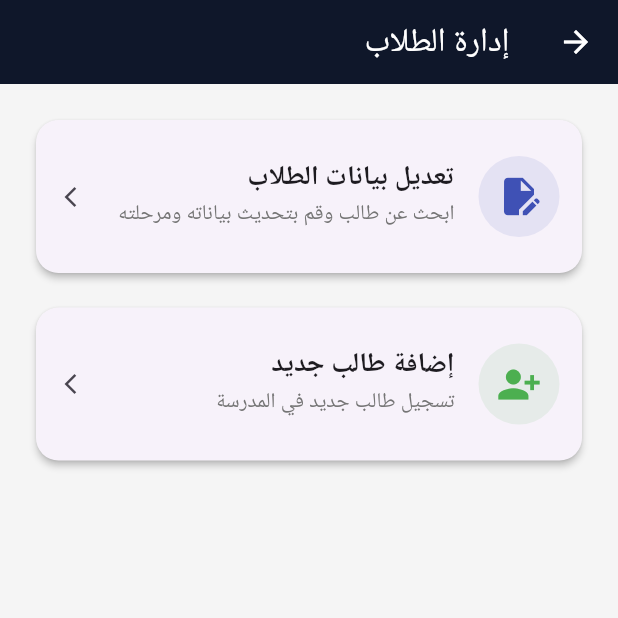
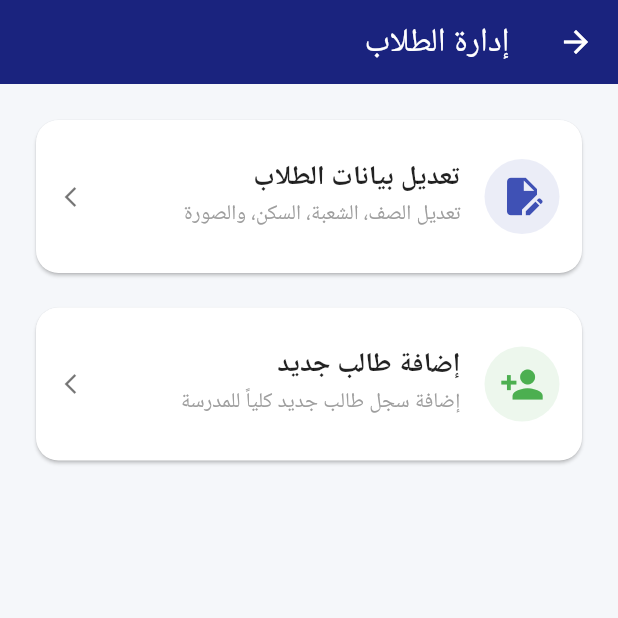
Before and after one commit to salimalwan78-debug/iraq-emis-app, a Flutter app: the StudentManagementScreen screen opened directly with empty values, on a phone screen of 412 x 824 dp, the top half of it. Run offline on Flutter 3.47's test engine with Material 3 defaults, Android fonts, the phone set to English and light mode, and no system bars; our stand-ins replace audioplayers, video_player, webview_flutter; Roboto replaces fonts that are missing (Cairo).

Commit message:
Refactor StudentManagementScreen for theme and UI updates
Refactor StudentManagementScreen to use ValueListenableBuilder for theme management and replace list tile cards with a new card widget for better structure.

```diff
--- a/lib/student_management_screen.dart
+++ b/lib/student_management_screen.dart
@@ -1,5 +1,6 @@
 import 'package:flutter/material.dart';
 import 'select_student_screen.dart';
+import 'app_core.dart';
 
 class StudentManagementScreen extends StatelessWidget {
   final String token;
@@ -10,57 +11,42 @@ class StudentManagementScreen extends StatelessWidget {
 
   @override
   Widget build(BuildContext context) {
+    return ValueListenableBuilder<ThemeMode>(
+      valueListenable: AppCore.themeNotifier,
+      builder: (context, currentMode, child) {
+        bool isDark = currentMode == ThemeMode.dark;
         return Scaffold(
-      backgroundColor: Colors.grey[100],
-      appBar: AppBar(
-        title: const Text('إدارة الطلاب', style: TextStyle(color: Colors.white)),
-        backgroundColor: const Color(0xFF0F172A),
-        iconTheme: const IconThemeData(color: Colors.white),
-      ),
+          backgroundColor: isDark ? const Color(0xFF121212) : const Color(0xFFF5F7FA),
+          appBar: AppBar(title: const Text('إدارة الطلاب', style: TextStyle(color: Colors.white)), backgroundColor: const Color(0xFF1A237E), iconTheme: const IconThemeData(color: Colors.white)),
           body: Padding(
             padding: const EdgeInsets.all(20.0),
             child: Column(
               children: [
-            _buildListTileCard(
-              title: 'تعديل بيانات الطلاب',
-              subtitle: 'ابحث عن طالب وقم بتحديث بياناته ومرحلته',
-              icon: Icons.edit_document,
-              color: Colors.indigo,
-              onTap: () {
+                _buildCard(context, 'تعديل بيانات الطلاب', 'تعديل الصف، الشعبة، السكن، والصورة', Icons.edit_document, Colors.indigo, isDark, () {
                   Navigator.push(context, MaterialPageRoute(builder: (context) => SelectStudentScreen(token: token, schoolId: schoolId, preLoadedStudents: allStudents)));
-              },
-            ),
+                }),
                 const SizedBox(height: 15),
-            _buildListTileCard(
-              title: 'إضافة طالب جديد',
-              subtitle: 'تسجيل طالب جديد في المدرسة',
-              icon: Icons.person_add_alt_1,
-              color: Colors.green,
-              onTap: () {
-                // سيتم برمجتها لاحقاً
-              },
-            ),
+                _buildCard(context, 'إضافة طالب جديد', 'إضافة سجل طالب جديد كلياً للمدرسة', Icons.person_add, Colors.green, isDark, () {}),
               ],
             ),
           ),
         );
       }
+    );
+  }
 
-  Widget _buildListTileCard({required String title, required String subtitle, required IconData icon, required Color color, required VoidCallback onTap}) {
-    return Card(
-      elevation: 2,
-      shape: RoundedRectangleBorder(borderRadius: BorderRadius.circular(15)),
+  Widget _buildCard(BuildContext context, String title, String sub, IconData icon, Color color, bool isDark, VoidCallback onTap) {
+    return InkWell(
+      onTap: onTap,
+      child: Card(
+        color: isDark ? const Color(0xFF1E1E1E) : Colors.white, shape: RoundedRectangleBorder(borderRadius: BorderRadius.circular(15)),
         child: ListTile(
           contentPadding: const EdgeInsets.all(15),
-        leading: Container(
-          padding: const EdgeInsets.all(12),
-          decoration: BoxDecoration(color: color.withOpacity(0.1), shape: BoxShape.circle),
-          child: Icon(icon, color: color, size: 30),
+          leading: Container(padding: const EdgeInsets.all(10), decoration: BoxDecoration(color: color.withOpacity(0.1), shape: BoxShape.circle), child: Icon(icon, color: color, size: 30)),
+          title: Text(title, style: TextStyle(fontSize: 18, fontWeight: FontWeight.bold, color: isDark ? Colors.white : Colors.black87)),
+          subtitle: Text(sub, style: const TextStyle(color: Colors.grey)),
+          trailing: Icon(Icons.arrow_forward_ios, size: 16, color: isDark ? Colors.white54 : Colors.black54),
         ),
-        title: Text(title, style: const TextStyle(fontSize: 18, fontWeight: FontWeight.bold)),
-        subtitle: Text(subtitle, style: TextStyle(color: Colors.grey[600])),
-        trailing: const Icon(Icons.arrow_forward_ios, size: 16),
-        onTap: onTap,
       ),
     );
   }
```
Lines whose indentation alone changed are shown as unchanged.
